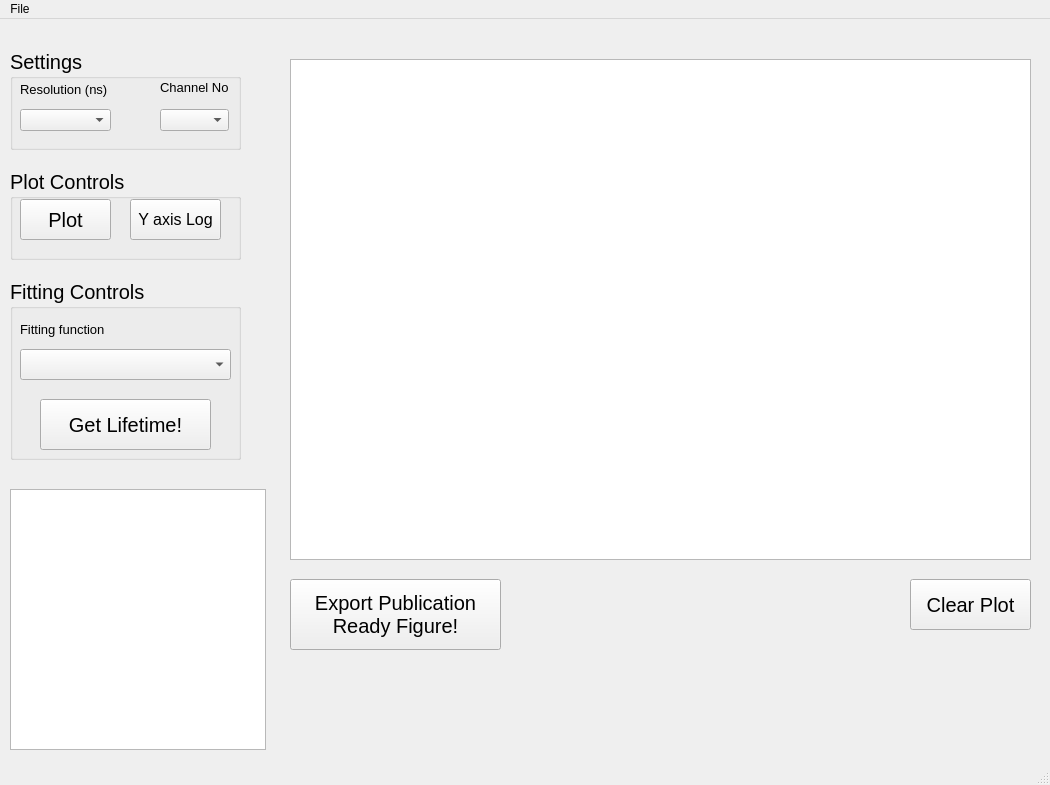
Qt form PythonGUI_apps/Lifetime_analysis/Lifetime_analysis_gui_layout.ui (SarthakJariwala/Python_GUI_apps) before a commit.
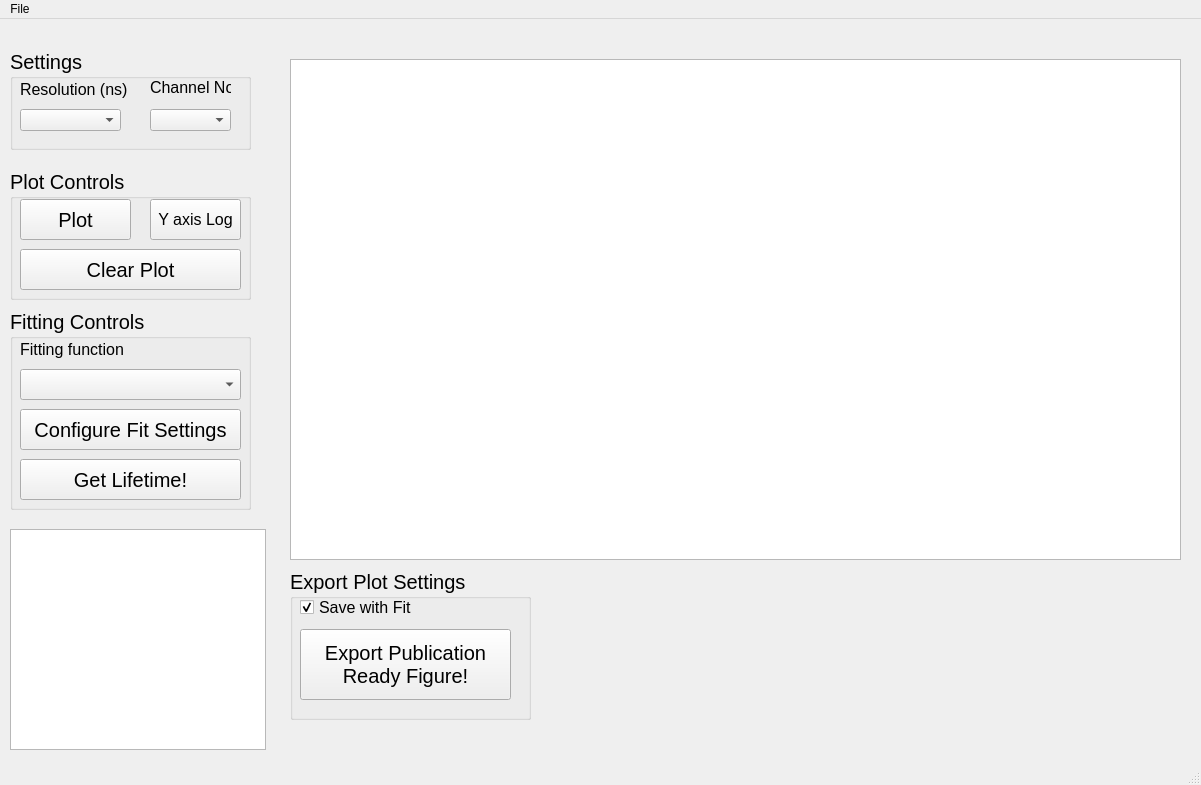
The same form after that commit. Custom widgets are drawn as their Qt base class.

Commit message: new save settings and gui rearragement

Patch:
```diff
--- a/PythonGUI_apps/Lifetime_analysis/Lifetime_analysis_gui_layout.ui
+++ b/PythonGUI_apps/Lifetime_analysis/Lifetime_analysis_gui_layout.ui
@@ -6,7 +6,7 @@
    <rect>
     <x>0</x>
     <y>0</y>
-    <width>1050</width>
+    <width>1201</width>
     <height>785</height>
    </rect>
   </property>
@@ -19,7 +19,7 @@
      <rect>
       <x>290</x>
       <y>40</y>
-      <width>741</width>
+      <width>891</width>
       <height>501</height>
      </rect>
     </property>
@@ -29,7 +29,7 @@
      <rect>
       <x>10</x>
       <y>30</y>
-      <width>231</width>
+      <width>241</width>
       <height>101</height>
      </rect>
     </property>
@@ -44,15 +44,15 @@
     <widget class="QLabel" name="label_3">
      <property name="geometry">
       <rect>
-       <x>150</x>
+       <x>140</x>
        <y>30</y>
-       <width>71</width>
+       <width>81</width>
        <height>16</height>
       </rect>
      </property>
      <property name="font">
       <font>
-       <pointsize>10</pointsize>
+       <pointsize>12</pointsize>
       </font>
      </property>
      <property name="text">
@@ -64,13 +64,13 @@
       <rect>
        <x>10</x>
        <y>30</y>
-       <width>91</width>
+       <width>111</width>
        <height>21</height>
       </rect>
      </property>
      <property name="font">
       <font>
-       <pointsize>10</pointsize>
+       <pointsize>12</pointsize>
       </font>
      </property>
      <property name="text">
@@ -80,9 +80,9 @@
     <widget class="QComboBox" name="Channel_comboBox">
      <property name="geometry">
       <rect>
-       <x>150</x>
+       <x>140</x>
        <y>60</y>
-       <width>69</width>
+       <width>81</width>
        <height>22</height>
       </rect>
      </property>
@@ -92,7 +92,7 @@
       <rect>
        <x>10</x>
        <y>60</y>
-       <width>91</width>
+       <width>101</width>
        <height>22</height>
       </rect>
      </property>
@@ -106,8 +106,8 @@
      <rect>
       <x>10</x>
       <y>150</y>
-      <width>231</width>
-      <height>91</height>
+      <width>241</width>
+      <height>131</height>
      </rect>
     </property>
     <property name="font">
@@ -123,7 +123,7 @@
       <rect>
        <x>10</x>
        <y>30</y>
-       <width>91</width>
+       <width>111</width>
        <height>41</height>
       </rect>
      </property>
@@ -141,7 +141,7 @@
     <widget class="QPushButton" name="log_pushButton">
      <property name="geometry">
       <rect>
-       <x>120</x>
+       <x>140</x>
        <y>30</y>
        <width>91</width>
        <height>41</height>
@@ -156,14 +156,33 @@
       <string>Y axis Log</string>
      </property>
     </widget>
+    <widget class="QPushButton" name="clear_pushButton">
+     <property name="geometry">
+      <rect>
+       <x>10</x>
+       <y>80</y>
+       <width>221</width>
+       <height>41</height>
+      </rect>
+     </property>
+     <property name="font">
+      <font>
+       <pointsize>15</pointsize>
+       <strikeout>false</strikeout>
+      </font>
+     </property>
+     <property name="text">
+      <string>Clear Plot</string>
+     </property>
+    </widget>
    </widget>
    <widget class="QGroupBox" name="groupBox_3">
     <property name="geometry">
      <rect>
       <x>10</x>
-      <y>260</y>
-      <width>231</width>
-      <height>181</height>
+      <y>290</y>
+      <width>241</width>
+      <height>201</height>
      </rect>
     </property>
     <property name="font">
@@ -178,8 +197,8 @@
      <property name="geometry">
       <rect>
        <x>10</x>
-       <y>70</y>
-       <width>211</width>
+       <y>60</y>
+       <width>221</width>
        <height>31</height>
       </rect>
      </property>
@@ -188,14 +207,14 @@
      <property name="geometry">
       <rect>
        <x>10</x>
-       <y>40</y>
-       <width>101</width>
+       <y>30</y>
+       <width>111</width>
        <height>20</height>
       </rect>
      </property>
      <property name="font">
       <font>
-       <pointsize>10</pointsize>
+       <pointsize>12</pointsize>
       </font>
      </property>
      <property name="text">
@@ -205,10 +224,10 @@
     <widget class="QPushButton" name="fit_pushButton">
      <property name="geometry">
       <rect>
-       <x>30</x>
-       <y>120</y>
-       <width>171</width>
-       <height>51</height>
+       <x>10</x>
+       <y>150</y>
+       <width>221</width>
+       <height>41</height>
       </rect>
      </property>
      <property name="font">
@@ -220,33 +239,27 @@
       <string>Get Lifetime!</string>
      </property>
     </widget>
-   </widget>
-   <widget class="QPushButton" name="clear_pushButton">
-    <property name="geometry">
-     <rect>
-      <x>910</x>
-      <y>560</y>
-      <width>121</width>
-      <height>51</height>
-     </rect>
-    </property>
-    <property name="font">
-     <font>
-      <pointsize>15</pointsize>
-      <strikeout>false</strikeout>
-     </font>
-    </property>
-    <property name="text">
-     <string>Clear Plot</string>
-    </property>
+    <widget class="QPushButton" name="config_fit_pushButton">
+     <property name="geometry">
+      <rect>
+       <x>10</x>
+       <y>100</y>
+       <width>221</width>
+       <height>41</height>
+      </rect>
+     </property>
+     <property name="text">
+      <string>Configure Fit Settings</string>
+     </property>
+    </widget>
    </widget>
    <widget class="QTextBrowser" name="Result_textBrowser">
     <property name="geometry">
      <rect>
       <x>10</x>
-      <y>470</y>
+      <y>510</y>
       <width>256</width>
-      <height>261</height>
+      <height>221</height>
      </rect>
     </property>
     <property name="font">
@@ -255,26 +268,65 @@
      </font>
     </property>
    </widget>
-   <widget class="QPushButton" name="export_plot_pushButton">
+   <widget class="QGroupBox" name="groupBox_4">
     <property name="geometry">
      <rect>
       <x>290</x>
-      <y>560</y>
-      <width>211</width>
-      <height>71</height>
+      <y>550</y>
+      <width>241</width>
+      <height>151</height>
      </rect>
     </property>
     <property name="font">
      <font>
       <pointsize>15</pointsize>
-      <weight>50</weight>
-      <bold>false</bold>
      </font>
     </property>
-    <property name="text">
-     <string>Export Publication
+    <property name="title">
+     <string>Export Plot Settings</string>
+    </property>
+    <widget class="QCheckBox" name="save_w_fit_checkBox">
+     <property name="geometry">
+      <rect>
+       <x>10</x>
+       <y>30</y>
+       <width>121</width>
+       <height>17</height>
+      </rect>
+     </property>
+     <property name="font">
+      <font>
+       <pointsize>12</pointsize>
+      </font>
+     </property>
+     <property name="text">
+      <string>Save with Fit</string>
+     </property>
+     <property name="checked">
+      <bool>true</bool>
+     </property>
+    </widget>
+    <widget class="QPushButton" name="export_plot_pushButton">
+     <property name="geometry">
+      <rect>
+       <x>10</x>
+       <y>60</y>
+       <width>211</width>
+       <height>71</height>
+      </rect>
+     </property>
+     <property name="font">
+      <font>
+       <pointsize>15</pointsize>
+       <weight>50</weight>
+       <bold>false</bold>
+      </font>
+     </property>
+     <property name="text">
+      <string>Export Publication
 Ready Figure!</string>
-    </property>
+     </property>
+    </widget>
    </widget>
   </widget>
   <widget class="QMenuBar" name="menubar">
@@ -282,7 +334,7 @@
     <rect>
      <x>0</x>
      <y>0</y>
-     <width>1050</width>
+     <width>1201</width>
      <height>21</height>
     </rect>
    </property>
```
The commit also changes 1 other file.
